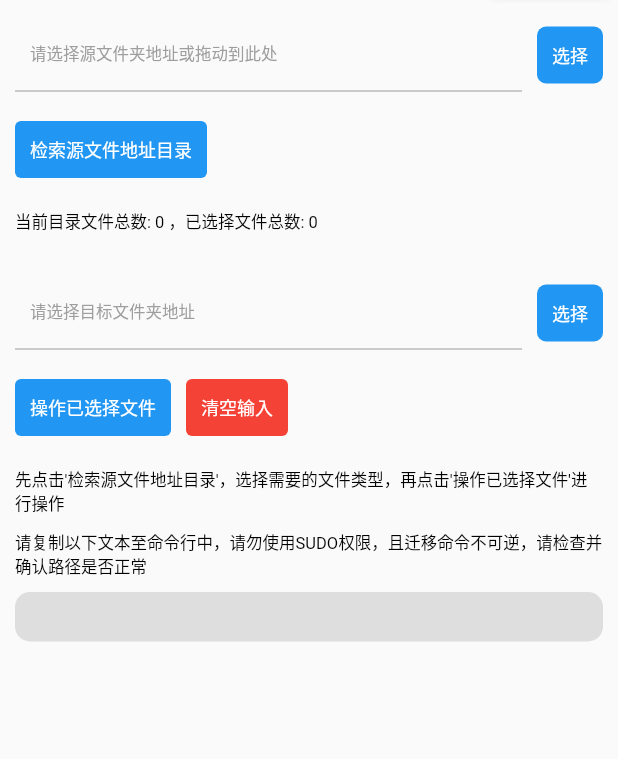
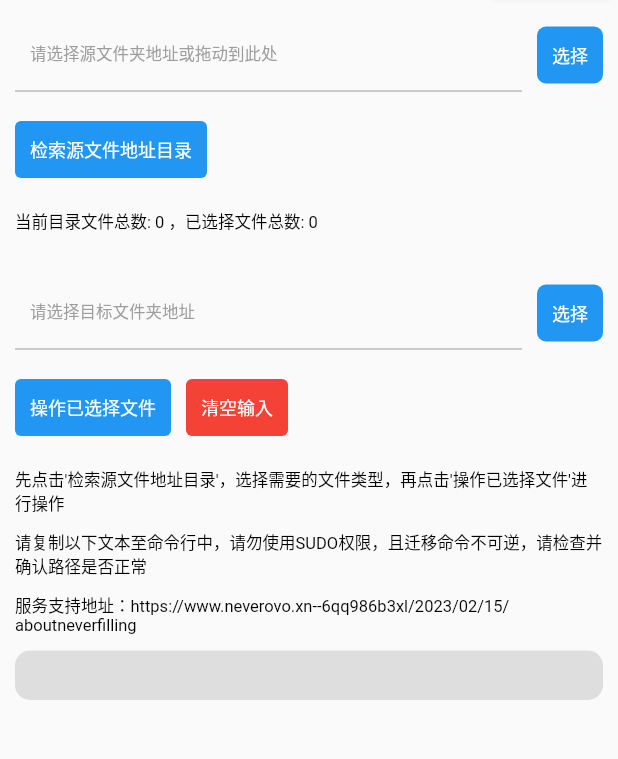
Before and after one commit to NeverOvO/never_filling, a Flutter app: the screen it shows after launch, on a phone screen of 412 x 824 dp, the part 83-842 px from its top. Run offline on Flutter 3.47's test engine with Material 2 defaults, Android fonts, the phone set to English and light mode, and no system bars; our stand-ins replace file_picker, sqflite_common_ffi; missing offline and left inert: desktop_drop, neveruseless; accounts and stored records are empty.

```diff
--- a/lib/filling_page.dart
+++ b/lib/filling_page.dart
@@ -700,8 +700,12 @@ class _FillingPageState extends State<FillingPage> {
               child: const Text("先点击'检索源文件地址目录'，选择需要的文件类型，再点击'操作已选择文件'进行操作",style: TextStyle(fontSize: 11,color: Colors.black),),
             ),
             Container(
+              padding: const EdgeInsets.fromLTRB(10, 10, 10, 0),
+              child: const Text("请复制以下文本至命令行中，请勿使用SUDO权限，且迁移命令不可逆，请检查并确认路径是否正常",style: TextStyle(fontSize: 11,color: Colors.black),),
+            ),
+            Container(
               padding: const EdgeInsets.fromLTRB(10, 10, 10, 10),
-              child: const Text("请复制以下文本至命令行中，请勿使用SUDO权限，且迁移命令不可逆，请检查并确认路径是否正常",style: TextStyle(fontSize: 11,color: Colors.black),),
+              child: const SelectableText("服务支持地址：https://www.neverovo.xn--6qq986b3xl/2023/02/15/aboutneverfilling",style: TextStyle(fontSize: 11,color: Colors.black),),
             ),
             Container(
               decoration: BoxDecoration(
```
Also changed, not shown: 23 other files.
